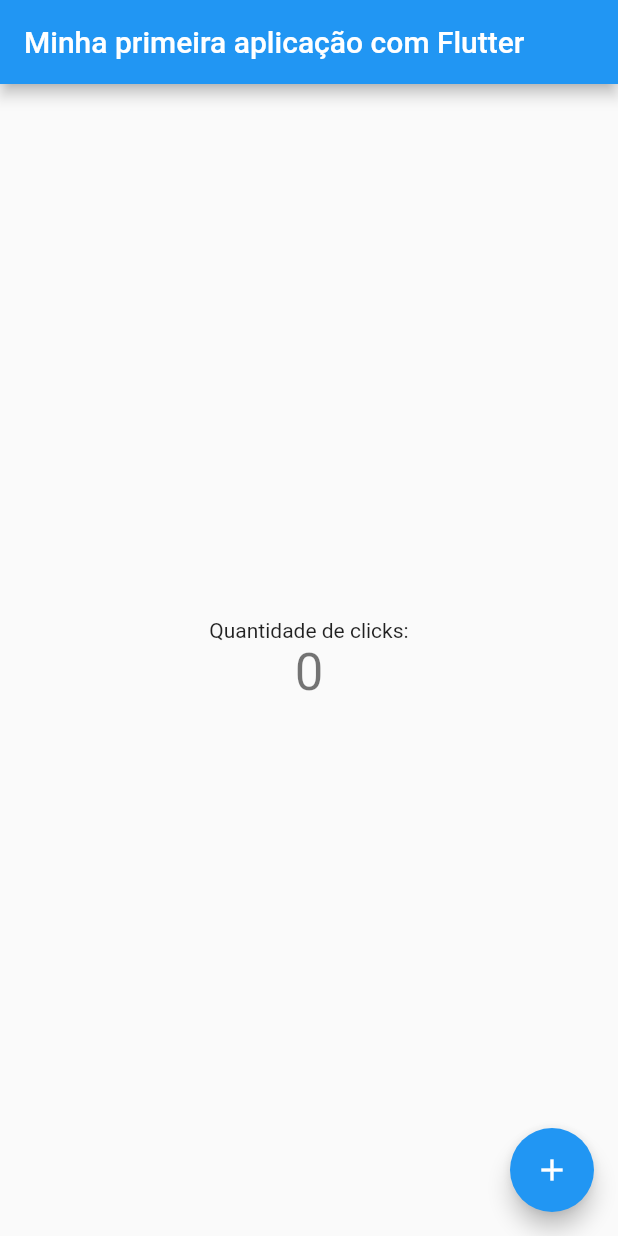
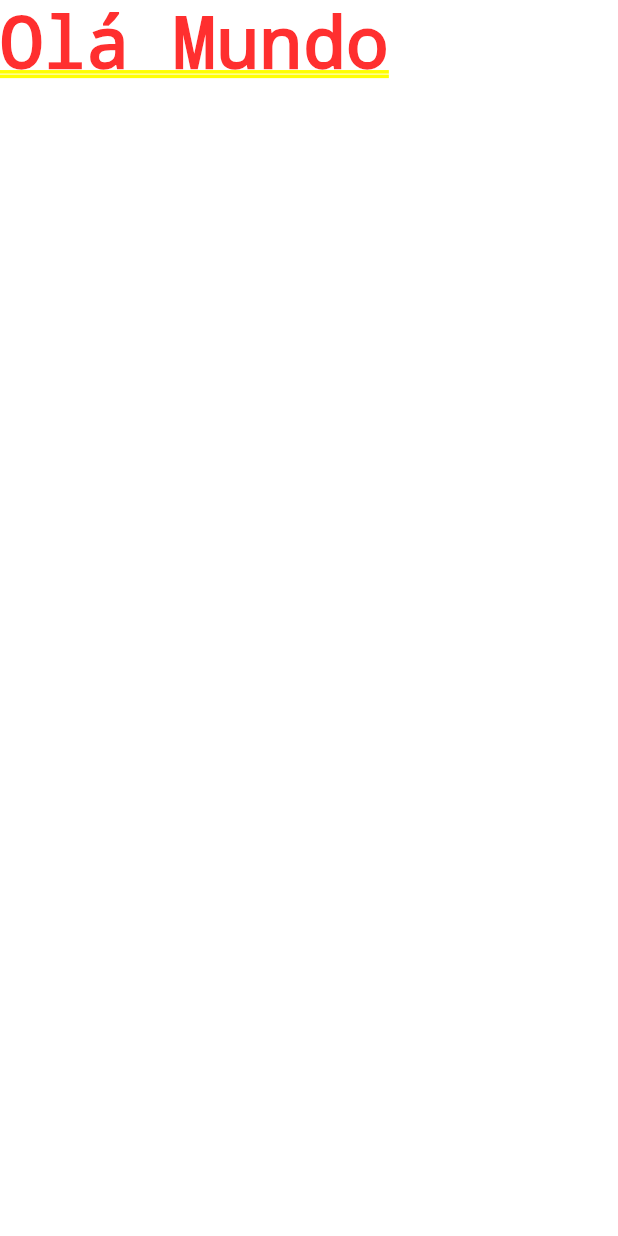
Before and after one commit to jamesSena/MyFlutter, a Flutter app: the screen it shows after launch, on a phone screen of 412 x 824 dp. Run offline on Flutter 3.47's test engine with Material 2 defaults, Android fonts, the phone set to English and light mode, and no system bars.

Commit message:
Trabalhando com StatelessWidget

```diff
--- a/lib/main.dart
+++ b/lib/main.dart
@@ -12,59 +12,17 @@ class MyApp extends StatelessWidget {
       theme: ThemeData(
         primarySwatch: Colors.blue,
       ),
-      home: MyHomePage(title: 'Minha primeira aplicação com Flutter'),
+      home: MyHomePage(),
     );
   }
 }
 
-class MyHomePage extends StatefulWidget {
-  MyHomePage({Key key, this.title}) : super(key: key);
-  final String title;
-
+class MyHomePage extends StatelessWidget {
   @override
-  _MyHomePageState createState() => _MyHomePageState();
-}
-
-class _MyHomePageState extends State<MyHomePage> {
-  int _counter = 0;
-
-
-
-  @override
-  Widget build(BuildContext context) {
-
-    return Scaffold(
-      appBar: AppBar(
-
-        title: Text(widget.title),
-      ),
-      body: Center(
-
-        child: Column(
-
-          mainAxisAlignment: MainAxisAlignment.center,
-          children: <Widget>[
-            Text(
-              'Quantidade de clicks:',
-            ),
-            Text(
-              '$_counter',
-              style: Theme.of(context).textTheme.display1,
-            ),
-          ],
-        ),
-      ),
-      floatingActionButton: FloatingActionButton(
-        onPressed: _incrementCounter,
-        tooltip: 'Increment',
-        child: Icon(Icons.add),
-      ), // This trailing comma makes auto-formatting nicer for build methods.
+  Widget build(BuildContext context)
+  {
+    return Container(
+      child: Text("Olá Mundo"),
     );
   }
-
-  void _incrementCounter() {
-    setState(() {
-      _counter++;
-    });
-  }
 }
```
